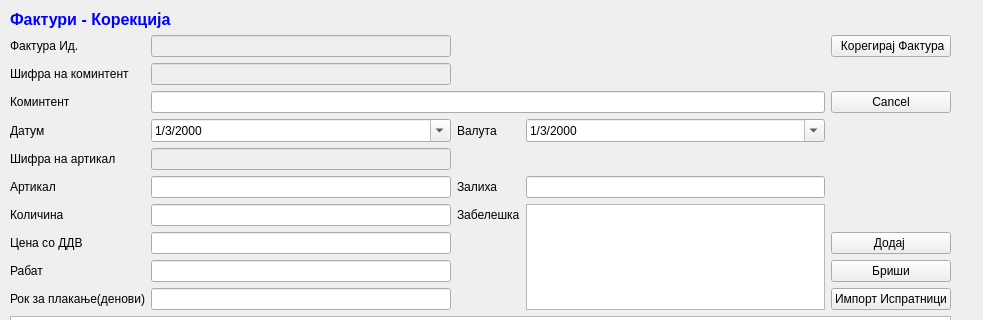
Above: sterna/InternaIspratnica/int_ispratnicakorekcija.ui from srgank/sterna_x before the change; both pictures show x 0 to 983 and y 0 to 320 of the 983 by 657 pixel window. Below: the same form after it.
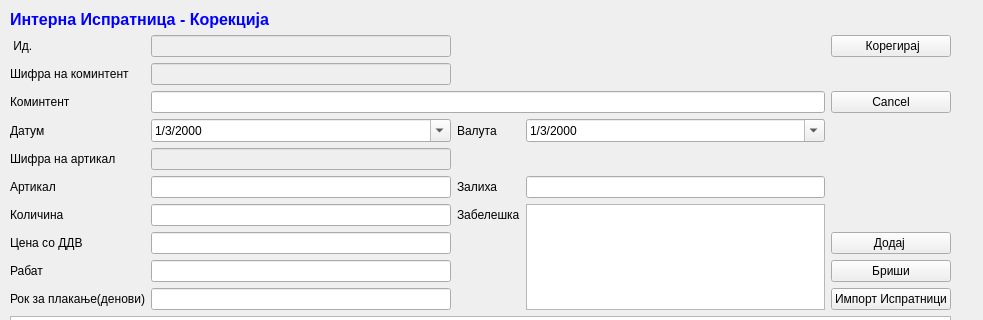
That is the form after the change. Icons and pictures are not drawn.

Diff of the .ui file:
```diff
--- a/sterna/InternaIspratnica/int_ispratnicakorekcija.ui
+++ b/sterna/InternaIspratnica/int_ispratnicakorekcija.ui
@@ -96,22 +96,22 @@
        <string>&lt;!DOCTYPE HTML PUBLIC &quot;-//W3C//DTD HTML 4.0//EN&quot; &quot;http://www.w3.org/TR/REC-html40/strict.dtd&quot;&gt;
 &lt;html&gt;&lt;head&gt;&lt;meta name=&quot;qrichtext&quot; content=&quot;1&quot; /&gt;&lt;style type=&quot;text/css&quot;&gt;
 p, li { white-space: pre-wrap; }
-&lt;/style&gt;&lt;/head&gt;&lt;body style=&quot; font-family:'MS Shell Dlg 2'; font-size:10pt; font-weight:400; font-style:normal;&quot;&gt;
-&lt;p style=&quot; margin-top:0px; margin-bottom:0px; margin-left:0px; margin-right:0px; -qt-block-indent:0; text-indent:0px;&quot;&gt;&lt;span style=&quot; font-size:12pt; font-weight:600; color:#0000ff;&quot;&gt;Фактури - Корекција&lt;/span&gt;&lt;/p&gt;&lt;/body&gt;&lt;/html&gt;</string>
+&lt;/style&gt;&lt;/head&gt;&lt;body style=&quot; font-family:'Sans Serif'; font-size:9pt; font-weight:400; font-style:normal;&quot;&gt;
+&lt;p style=&quot; margin-top:0px; margin-bottom:0px; margin-left:0px; margin-right:0px; -qt-block-indent:0; text-indent:0px;&quot;&gt;&lt;span style=&quot; font-family:'MS Shell Dlg 2'; font-size:12pt; font-weight:600; color:#0000ff;&quot;&gt;Интерна Испратница&lt;/span&gt;&lt;span style=&quot; font-family:'MS Shell Dlg 2'; font-size:12pt; font-weight:600; color:#0000ff;&quot;&gt; - Корекција&lt;/span&gt;&lt;/p&gt;&lt;/body&gt;&lt;/html&gt;</string>
       </property>
      </widget>
     </item>
     <item row="1" column="0">
      <widget class="QLabel" name="label_7">
       <property name="text">
-       <string>Фактура Ид.</string>
+       <string> Ид.</string>
       </property>
      </widget>
     </item>
     <item row="1" column="4">
      <widget class="QPushButton" name="pushButton_4">
       <property name="text">
-       <string> Корегирај Фактура</string>
+       <string> Корегирај</string>
       </property>
       <property name="icon">
        <iconset>
```
